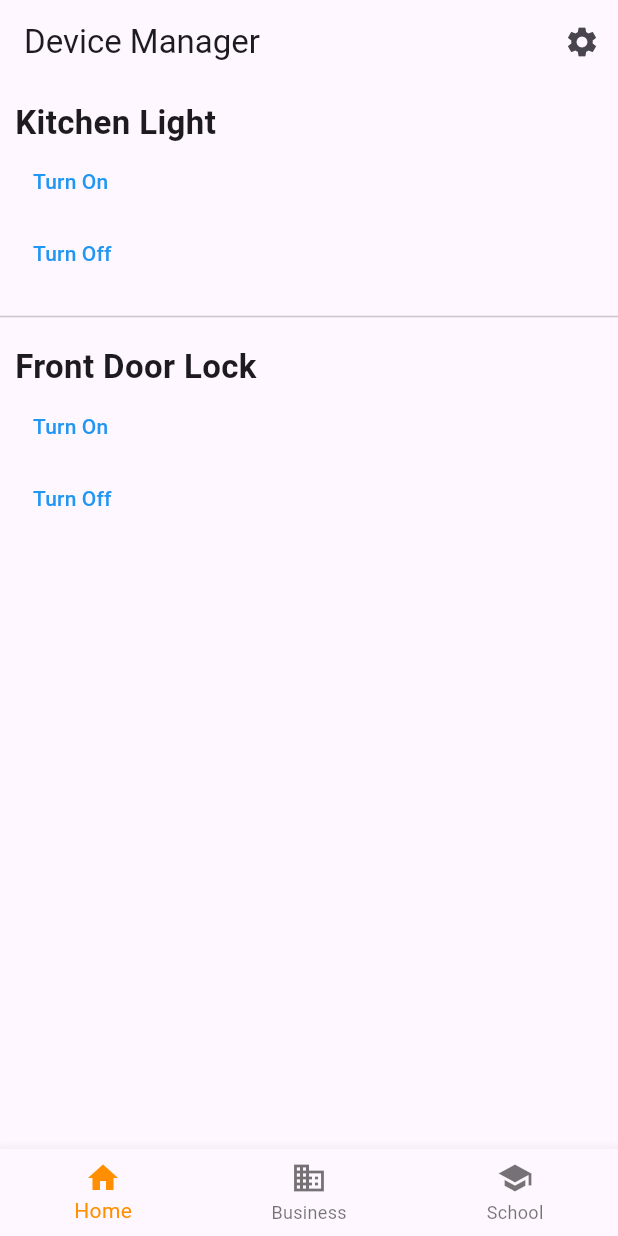
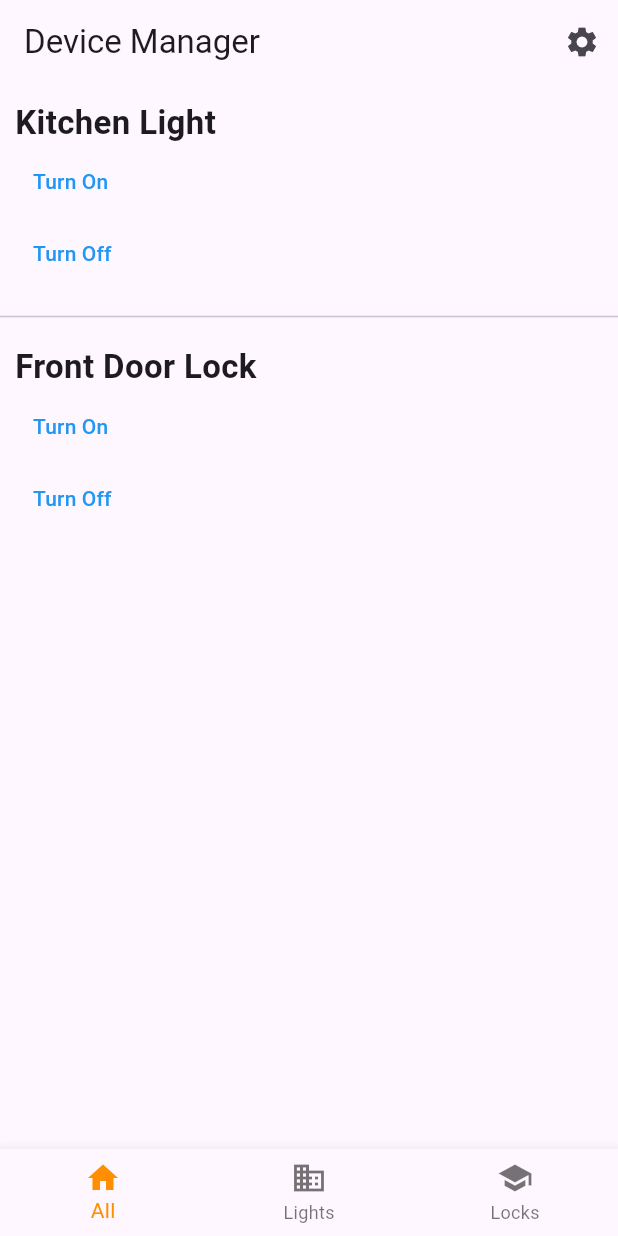
Before and after one commit to dan-sapp-sandbox/Bastion, a Flutter app: the screen it shows after launch, on a phone screen of 412 x 824 dp. Run offline on Flutter 3.47's test engine with Material 3 defaults, Android fonts, the phone set to English and light mode, and no system bars; generated files the repository leaves out were written again.

Commit message:
update nav

```diff
--- a/lib/src/device_manager/home.dart
+++ b/lib/src/device_manager/home.dart
@@ -142,15 +142,15 @@ class HomeState extends State<Home> {
           items: const <BottomNavigationBarItem>[
             BottomNavigationBarItem(
               icon: Icon(Icons.home),
-              label: 'Home',
+              label: 'All',
             ),
             BottomNavigationBarItem(
               icon: Icon(Icons.business),
-              label: 'Business',
+              label: 'Lights',
             ),
             BottomNavigationBarItem(
               icon: Icon(Icons.school),
-              label: 'School',
+              label: 'Locks',
             ),
           ],
           currentIndex: 0,
```
